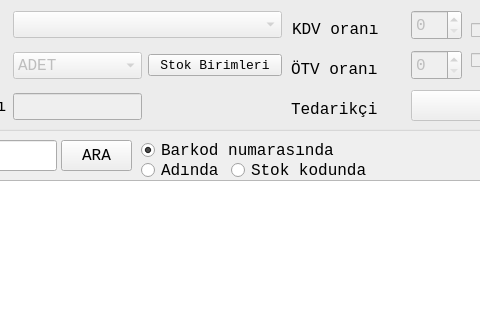
Before: the Qt Designer form stokfrom.ui in mamoo81/bhss, drawn with Qt 5; both pictures show x 129 to 609 and y 140 to 460 of the 1350 by 700 pixel window.
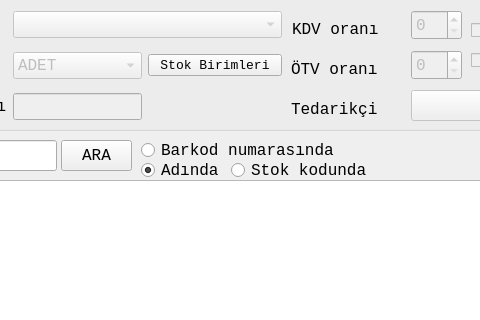
After: the same form once the commit is applied. Icons and pictures are not drawn.

What changed in the file:
```diff
--- a/stokfrom.ui
+++ b/stokfrom.ui
@@ -723,7 +723,7 @@
     <string>Barkod numarasında</string>
    </property>
    <property name="checked">
-    <bool>true</bool>
+    <bool>false</bool>
    </property>
   </widget>
   <widget class="QRadioButton" name="adRadioButton">
@@ -738,6 +738,9 @@
    <property name="text">
     <string>Adında</string>
    </property>
+   <property name="checked">
+    <bool>true</bool>
+   </property>
   </widget>
   <widget class="QToolButton" name="araBtn">
    <property name="geometry">
```
Left out of the diff: 4 changed lines with no effect on the pictures.
